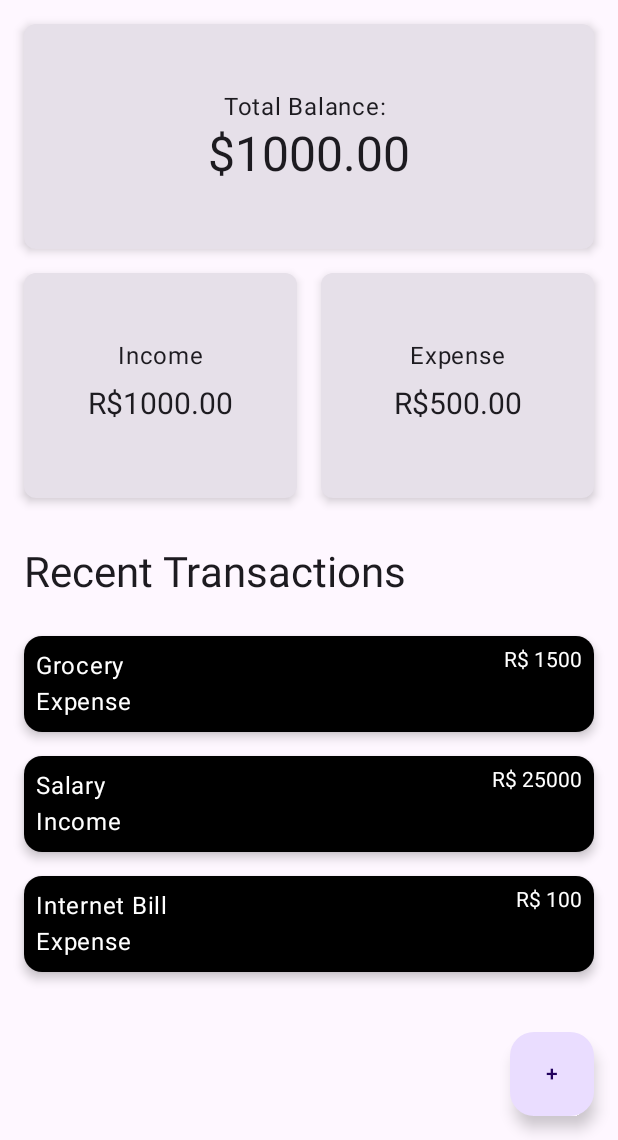
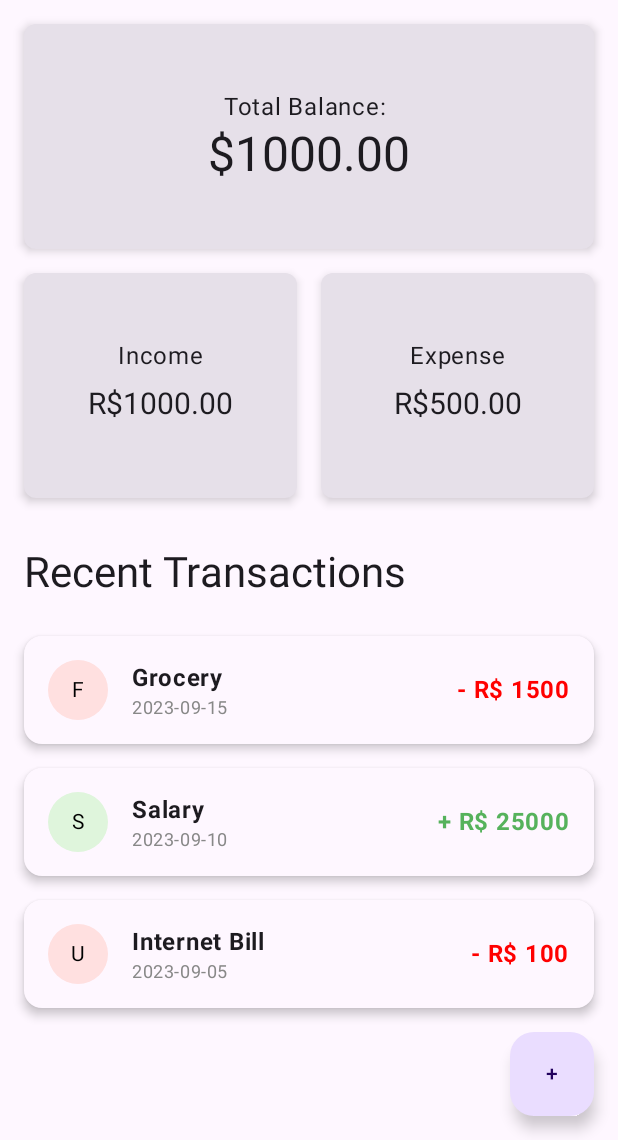
Before and after one commit to SantBreno/fintrack, an Android app built with Jetpack Compose: the @Preview function HomeScreenContentPreview, on a phone screen of 412 x 824 dp, the part 96-1236 px from its top. Run offline under Robolectric (Android 15) with nearby library versions, the light colour scheme and no system bars.

Commit message:
refactor: Implement and display transaction cards in HomeScreen
This commit implements a dedicated composable `TransactionCard` to display individual transaction details and integrates it into the `HomeScreen`'s `LazyColumn`.

Changes include:
- Created a new `TransactionCard` composable to render transaction information with a more detailed and visually distinct layout including title, date, amount, and a colored circular icon based on transaction type.
- Updated the `LazyColumn` in `HomeScreen` to use the new `TransactionCard` for each item in the `transactionList`.
- Added necessary imports for new composables and modifiers.
- Added a basic `onClick` lambda to `TransactionCard` for future interaction handling.
- Refined the UI with better spacing, colors, and typography within `TransactionCard`.

```diff
--- a/app/src/main/java/com/devsant/fintrack/ui/screens/HomeScreen.kt
+++ b/app/src/main/java/com/devsant/fintrack/ui/screens/HomeScreen.kt
@@ -1,14 +1,10 @@
 package com.devsant.fintrack.ui.screens
 
-import androidx.compose.foundation.layout.Arrangement
-import androidx.compose.foundation.layout.Column
-import androidx.compose.foundation.layout.Row
-import androidx.compose.foundation.layout.Spacer
-import androidx.compose.foundation.layout.fillMaxSize
-import androidx.compose.foundation.layout.fillMaxWidth
-import androidx.compose.foundation.layout.height
-import androidx.compose.foundation.layout.padding
+import androidx.compose.foundation.background
+import androidx.compose.foundation.clickable
+import androidx.compose.foundation.layout.*
 import androidx.compose.foundation.lazy.LazyColumn
+import androidx.compose.foundation.shape.CircleShape
 import androidx.compose.foundation.shape.RoundedCornerShape
 import androidx.compose.material3.Card
 import androidx.compose.material3.CardDefaults
@@ -116,31 +112,12 @@ fun HomeScreenContent(
                     .padding(top = 16.dp)
             ) {
                 items(transactionList.size) { transaction ->
-                    Card(
-                        colors = CardDefaults.cardColors(containerColor = Color.Black),
-                        modifier = Modifier
-                            .fillMaxWidth()
-                            .padding(vertical = 8.dp),
-                        elevation = CardDefaults.cardElevation(defaultElevation = 4.dp)
-                        /*TODO  Add clickable logic and improve UI*/
-                    ) {
-                        Row(modifier = Modifier.padding(8.dp)){
-                            Column(modifier = Modifier.weight(1f)) {
-                                Text(transactionList[transaction].title, style = MaterialTheme.typography.bodyLarge, color = Color.White)
-                                Text(transactionList[transaction].type, style = MaterialTheme.typography.bodyLarge, color = Color.White)
-                            }
-
-                            Text(
-                                "R$ ${transactionList[transaction].amount}",
-                                color = Color.White
-                            )
-
-                        }
-
-                    }
+                    TransactionCard(
+                        transaction = transactionList[transaction],
+                        onClick = { onTransactionClick(transactionList[transaction]) }
+                    )
                 }
             }
-
         }
     }
 }
@@ -166,6 +143,65 @@ fun StatCard(title: String, amount: String, modifier: Modifier = Modifier) {
     }
 }
 
+@Composable
+fun TransactionCard(transaction: Transaction,
+                    onClick: () -> Unit = {}
+) {
+    Card(
+        modifier = Modifier
+            .fillMaxWidth()
+            .padding(vertical = 8.dp)
+            .clickable(onClick = {  }),
+        shape = RoundedCornerShape(12.dp),
+        elevation = CardDefaults.cardElevation(defaultElevation = 4.dp),
+        colors = CardDefaults.cardColors(containerColor = MaterialTheme.colorScheme.surface)
+    ) {
+        Row(
+            modifier = Modifier
+                .padding(16.dp),
+            verticalAlignment = Alignment.CenterVertically
+        ) {
+            Box(
+                modifier = Modifier
+                    .size(40.dp)
+                    .background(
+                        color = if(transaction.type == "Income") Color(0xFFDFF5DC) else Color(0xFFFFE0E0),
+                        shape = CircleShape
+                    ),
+                contentAlignment = Alignment.Center
+            ) {
+                Text(
+                    text = transaction.category.firstOrNull()?.uppercase() ?: "?",
+                    style = MaterialTheme.typography.bodyMedium,
+                    color = Color.Black
+                )
+            }
+
+            Spacer(modifier =  Modifier.width(16.dp))
+
+            Column(modifier = Modifier.weight(1f)) {
+                Text(
+                    text = transaction.title,
+                    style = MaterialTheme.typography.bodyLarge.copy(fontWeight = FontWeight.Bold)
+                )
+                Text(
+                    text = transaction.date,
+                    style = MaterialTheme.typography.bodySmall,
+                    color = Color.Gray
+                )
+            }
+
+            Text(
+                text = (if (transaction.type == "Expense") "- " else "+ ") + "R$ ${transaction.amount}",
+                style = MaterialTheme.typography.bodyLarge.copy(fontWeight = FontWeight.Bold),
+                color = if (transaction.type == "Expense") Color.Red else Color(0xFF56B25C)
+            )
+        }
+
+    }
+}
+
+
 
 
 @Preview(showBackground = true)
```
